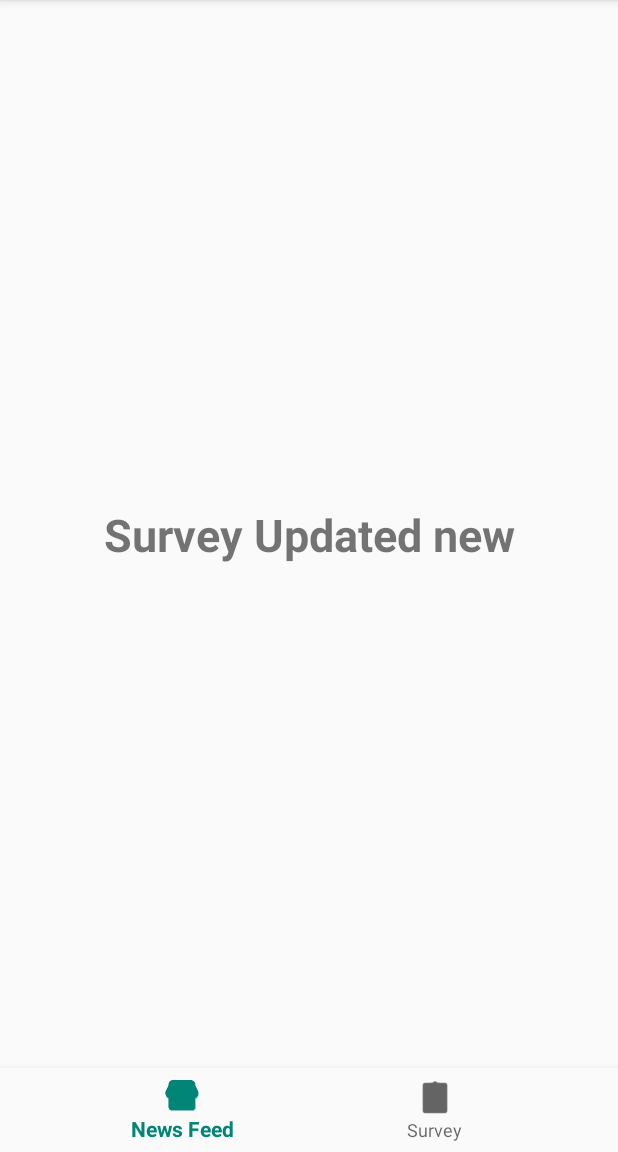
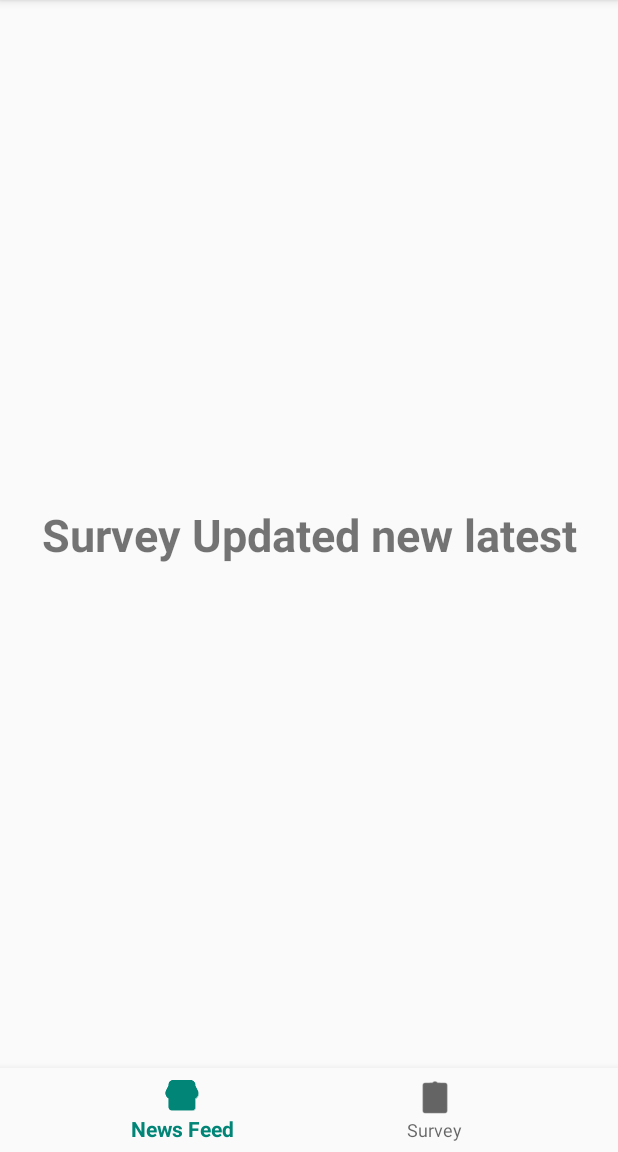
Before and after one commit to Deepjyoty/TeleHealth, an Android app: the fragment SurveyFragment placed in its activity, on a phone screen of 412 x 824 dp, the part 84-1236 px from its top. Run offline under Robolectric (Android 15) with nearby library versions, the light colour scheme and no system bars; libraries missing offline, so code that uses them is left out: us.zoom.sdk.

Commit message:
latest commit

```diff
--- a/app/src/main/res/layout/fragment_survey.xml
+++ b/app/src/main/res/layout/fragment_survey.xml
@@ -11,7 +11,7 @@
     <TextView
         android:layout_width="wrap_content"
         android:layout_height="wrap_content"
-        android:text="Survey Updated new"
+        android:text="Survey Updated new latest"
         android:textSize="30sp"
         android:textStyle="bold"
         app:layout_constraintBottom_toBottomOf="parent"
```
